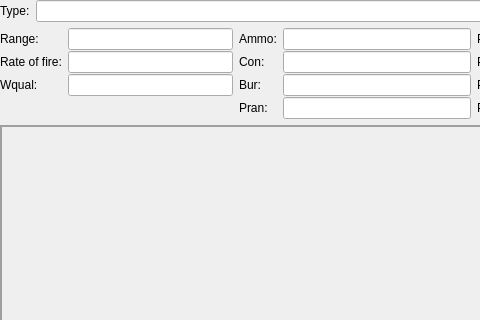
Qt form src/weaponform.ui (GDW-RPG-Scripts/gdw-rpg-vehicles) before a commit; both pictures show x 0 to 480 and y 0 to 320 of the 710 by 490 pixel window.
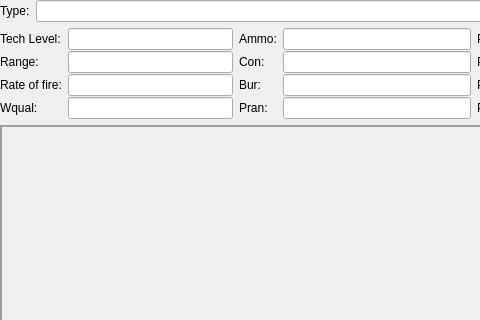
The same form after that commit.

What changed in the file:
```diff
--- a/src/weaponform.ui
+++ b/src/weaponform.ui
@@ -51,7 +51,7 @@
          <property name="verticalSpacing">
           <number>1</number>
          </property>
-         <item row="0" column="0">
+         <item row="1" column="0">
           <widget class="QLabel" name="rngLabel">
            <property name="text">
             <string>Range:</string>
@@ -61,20 +61,20 @@
            </property>
           </widget>
          </item>
-         <item row="0" column="1">
-          <widget class="QLineEdit" name="rngLineEdit">
-           <property name="layoutDirection">
-            <enum>Qt::RightToLeft</enum>
-           </property>
-           <property name="alignment">
-            <set>Qt::AlignRight|Qt::AlignTrailing|Qt::AlignVCenter</set>
-           </property>
-           <property name="readOnly">
-            <bool>true</bool>
-           </property>
-          </widget>
-         </item>
          <item row="1" column="1">
+          <widget class="QLineEdit" name="rngLineEdit">
+           <property name="layoutDirection">
+            <enum>Qt::RightToLeft</enum>
+           </property>
+           <property name="alignment">
+            <set>Qt::AlignRight|Qt::AlignTrailing|Qt::AlignVCenter</set>
+           </property>
+           <property name="readOnly">
+            <bool>true</bool>
+           </property>
+          </widget>
+         </item>
+         <item row="2" column="1">
           <widget class="QLineEdit" name="rofLineEdit">
            <property name="layoutDirection">
             <enum>Qt::RightToLeft</enum>
@@ -87,7 +87,7 @@
            </property>
           </widget>
          </item>
-         <item row="2" column="0">
+         <item row="3" column="0">
           <widget class="QLabel" name="wqualLabel">
            <property name="text">
             <string>Wqual:</string>
@@ -97,7 +97,7 @@
            </property>
           </widget>
          </item>
-         <item row="2" column="1">
+         <item row="3" column="1">
           <widget class="QLineEdit" name="wqualLineEdit">
            <property name="layoutDirection">
             <enum>Qt::RightToLeft</enum>
@@ -110,7 +110,7 @@
            </property>
           </widget>
          </item>
-         <item row="1" column="0">
+         <item row="2" column="0">
           <widget class="QLabel" name="rofLabel">
            <property name="text">
             <string>Rate of fire:</string>
@@ -120,6 +120,23 @@
            </property>
           </widget>
          </item>
+         <item row="0" column="0">
+          <widget class="QLabel" name="techLevelLabel">
+           <property name="text">
+            <string>Tech Level:</string>
+           </property>
+          </widget>
+         </item>
+         <item row="0" column="1">
+          <widget class="QLineEdit" name="techLevelLineEdit">
+           <property name="alignment">
+            <set>Qt::AlignRight|Qt::AlignTrailing|Qt::AlignVCenter</set>
+           </property>
+           <property name="readOnly">
+            <bool>true</bool>
+           </property>
+          </widget>
+         </item>
         </layout>
        </item>
        <item row="1" column="1">
```
